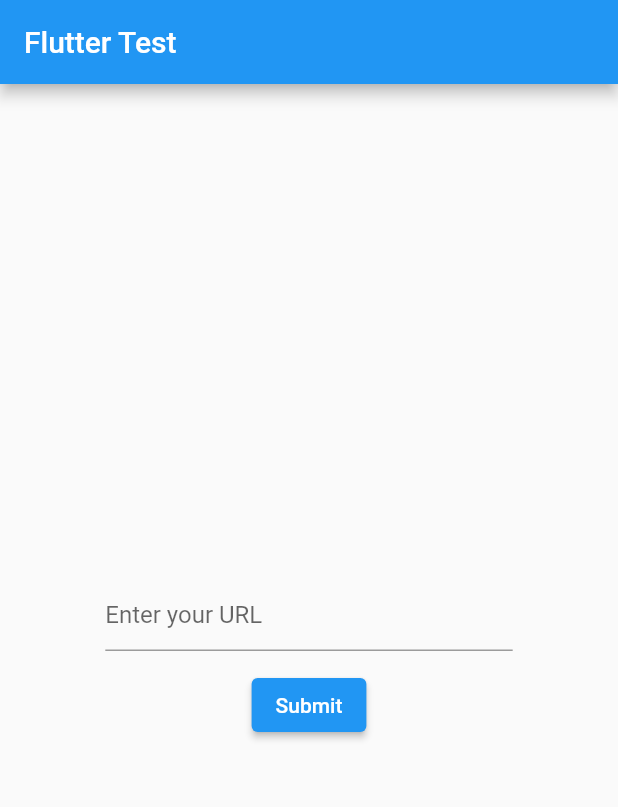
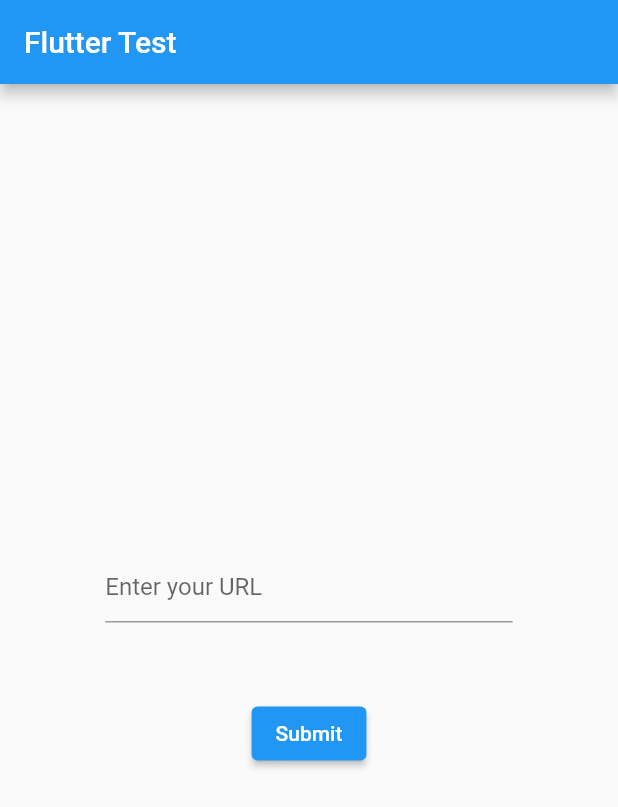
Before and after one commit to vinothvino42/flutter_responsive_list_demo, a Flutter app: the screen it shows after launch, on a phone screen of 412 x 824 dp. Shown: the top 807 px of the screen. Run offline on Flutter 3.47's test engine with Material 2 defaults, Android fonts, the light colour scheme and no system bars; our stand-ins replace dio, flutter_riverpod, fluttertoast, freezed_annotation, riverpod_annotation, syncfusion_flutter_datagrid; generated files the repository leaves out were written again.

Commit message:
fix: response type casting issue and update constants

```diff
--- a/lib/constants/app_constants.dart
+++ b/lib/constants/app_constants.dart
@@ -1,6 +1,8 @@
 abstract class AppConstants {
+  static const String homeAppBarTitle = 'Flutter Test';
   static const String appBarTitle = 'Dynamic Data Grids & List';
   static const String jsonUrl1 =
       'https://us-central1-fir-apps-services.cloudfunctions.net/transactions';
-  static const String jsonUrl2 = '';
+  static const String jsonUrl2 =
+      'https://raw.githubusercontent.com/vinothvino42/flutter_responsive_list_demo/main/assets/files/game_of_thrones.json';
 }
--- a/lib/pages/home_page.dart
+++ b/lib/pages/home_page.dart
@@ -1,4 +1,5 @@
 import 'package:flutter/material.dart';
+import 'package:flutter_responsive_list_demo/constants/app_constants.dart';
 import 'package:flutter_responsive_list_demo/utils/sizes.dart';
 import 'package:flutter_responsive_list_demo/widgets/super_list/super_list_config.dart';
 
@@ -30,7 +31,7 @@
   Widget build(BuildContext context) {
     return Scaffold(
       appBar: AppBar(
-        title: const Text('Flutter Test'),
+        title: const Text(AppConstants.homeAppBarTitle),
       ),
       body: Padding(
         padding: const EdgeInsets.symmetric(
@@ -48,7 +49,7 @@
                   decoration: const InputDecoration(hintText: 'Enter your URL'),
                 ),
               ),
-              const SizedBox(height: Sizes.paddingV12),
+              const SizedBox(height: 50),
               ElevatedButton(
                 onPressed: _submit,
                 child: const Text('Submit'),
--- a/lib/widgets/super_list/custom_list_view.dart
+++ b/lib/widgets/super_list/custom_list_view.dart
@@ -140,7 +140,7 @@
     return Row(
       children: [
         Expanded(
-          flex: 2,
+          flex: 3,
           child: Text(
             title,
             style: const TextStyle(
```
Also changed, not shown: lib/models/data_grid.dart (+8 -3 lines), lib/repositories/data_repository.dart (+8 -1 lines).
